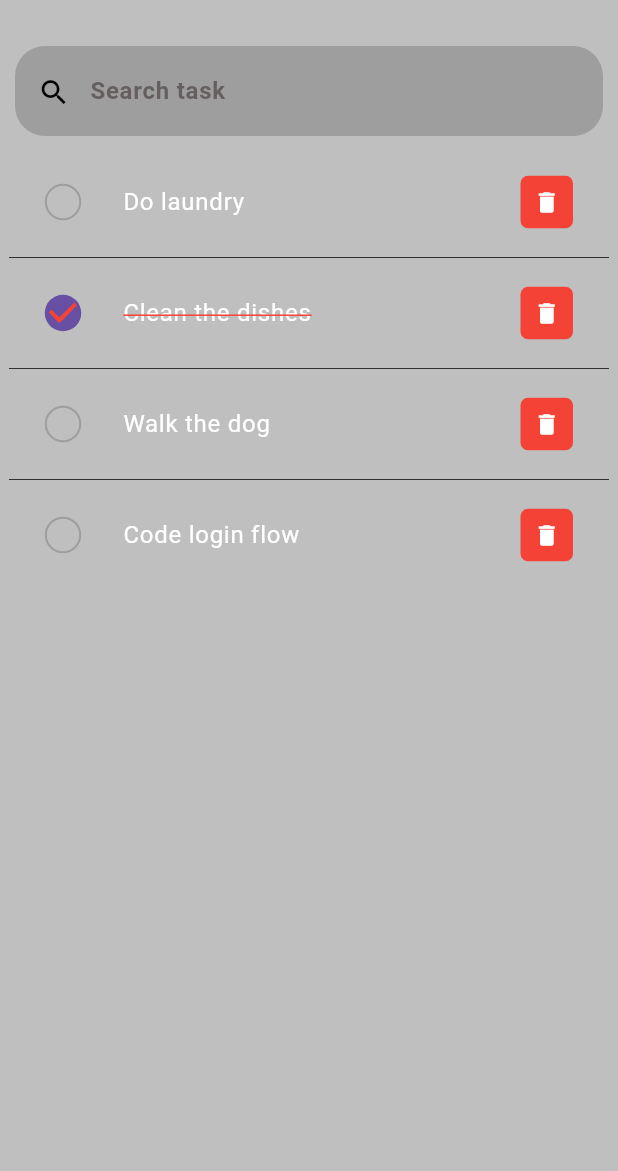
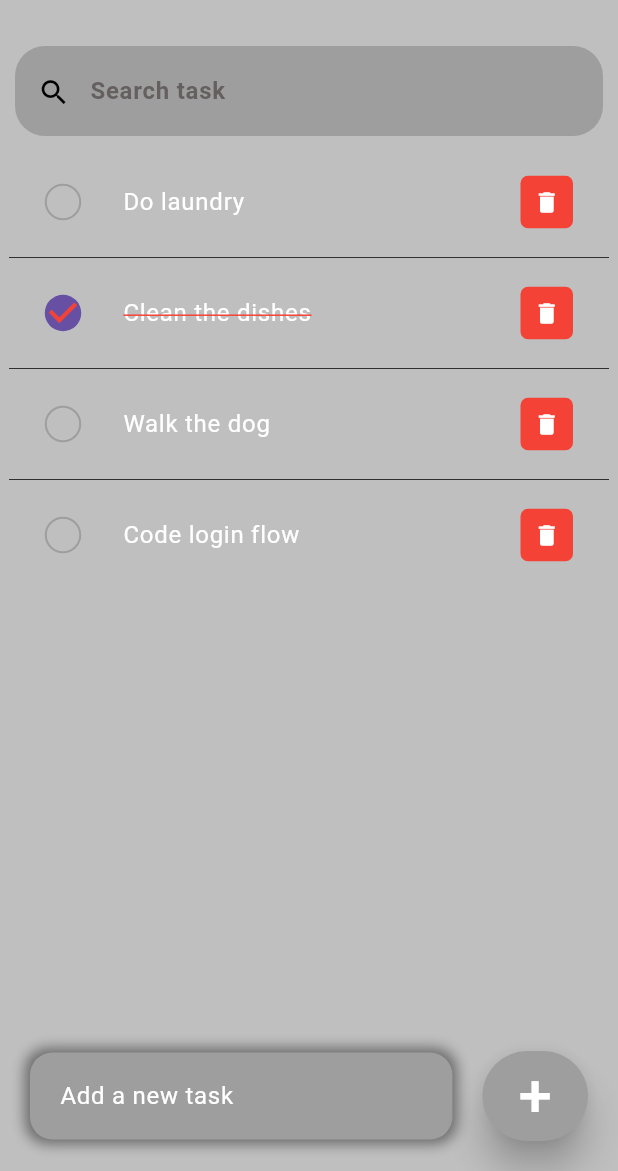
Before and after one commit to jeremyalv/todoish-flutter, a Flutter app: the screen it shows after launch, on a phone screen of 412 x 824 dp, the part 65-1236 px from its top. Run offline on Flutter 3.47's test engine with Material 3 defaults, Android fonts, the phone set to English and light mode, and no system bars.

Commit message:
feat: add create feature. finished CRUD

```diff
--- a/lib/pages/home_page.dart
+++ b/lib/pages/home_page.dart
@@ -34,13 +34,13 @@ class _HomePageState extends State<HomePage> {
     return tasks.where((task) => task.completed == true).toList();
   }
 
-  void _addTaskItem(int id, String todo, bool completed, int userId) {
+  void _addTaskItem(String todo) {
     setState(() {
       tasks.add(Task(
-        id: id,
+        id: tasks[tasks.length - 1].id + 1,
         todo: todo,
-        completed: completed,
-        userId: userId,
+        completed: false,
+        userId: 1,
       ));
     });
 
@@ -102,7 +102,74 @@ class _HomePageState extends State<HomePage> {
                 child: Column(
                   children: [
                     // Searchbox
+                    _searchBar(),
+                    _Todolist(),
+                  ],
+                ),
+              ),
+              Align(
+                alignment: Alignment.bottomCenter,
+                child: Row(
+                  children: [
+                    Expanded(
+                      child: Container(
+                        margin:
+                            EdgeInsets.only(bottom: 20, right: 20, left: 20),
+                        padding: EdgeInsets.symmetric(
+                          horizontal: 20,
+                          vertical: 5,
+                        ),
+                        decoration: BoxDecoration(
+                            color: Colors.grey,
+                            boxShadow: [
+                              BoxShadow(
+                                color: Colors.black45,
+                                offset: Offset(0, 0),
+                                blurRadius: 7,
+                                spreadRadius: 3,
+                              )
+                            ],
+                            borderRadius: BorderRadius.circular(15)),
+                        child: TextField(
+                            controller: _taskController,
+                            style: TextStyle(color: Colors.white),
+                            decoration: InputDecoration(
+                              hintText: "Add a new task",
+                              hintStyle: TextStyle(color: Colors.white),
+                              border: InputBorder.none,
+                            )),
+                      ),
+                    ),
                     Container(
+                      margin: EdgeInsets.only(bottom: 20, right: 20),
+                      child: ElevatedButton(
+                        onPressed: () {
+                          _addTaskItem(_taskController.text);
+                        },
+                        style: ElevatedButton.styleFrom(
+                          backgroundColor: Colors.grey,
+                          minimumSize: Size(60, 60),
+                          elevation: 10,
+                        ),
+                        child: Text(
+                          '+',
+                          style: TextStyle(
+                            fontSize: 40,
+                            color: Colors.white,
+                          ),
+                        ),
+                      ),
+                    ),
+                  ],
+                ),
+              )
+            ],
+          )),
+    );
+  }
+
+  Container _searchBar() {
+    return Container(
       margin: EdgeInsets.symmetric(horizontal: 4, vertical: 8),
       padding: EdgeInsets.symmetric(horizontal: 6, vertical: 6),
       decoration: BoxDecoration(
@@ -111,6 +178,9 @@ class _HomePageState extends State<HomePage> {
       ),
       child: TextField(
         onChanged: (val) => _runFilter(val),
+        style: TextStyle(
+          color: Colors.white,
+        ),
         decoration: InputDecoration(
             constraints: BoxConstraints(maxHeight: 60),
             filled: true,
@@ -121,21 +191,13 @@ class _HomePageState extends State<HomePage> {
               color: Colors.black,
               size: 22,
             ),
-                            prefixIconConstraints:
-                                BoxConstraints(maxHeight: 20, minWidth: 40),
+            prefixIconConstraints: BoxConstraints(maxHeight: 20, minWidth: 40),
             border: InputBorder.none,
             hintText: "Search task",
             hintStyle: TextStyle(
                 color: const Color.fromARGB(255, 102, 95, 95),
                 fontWeight: FontWeight.bold)),
       ),
-                    ),
-                    _Todolist(),
-                  ],
-                ),
-              ),
-            ],
-          )),
     );
   }
 
```
Lines whose indentation alone changed are shown as unchanged.
